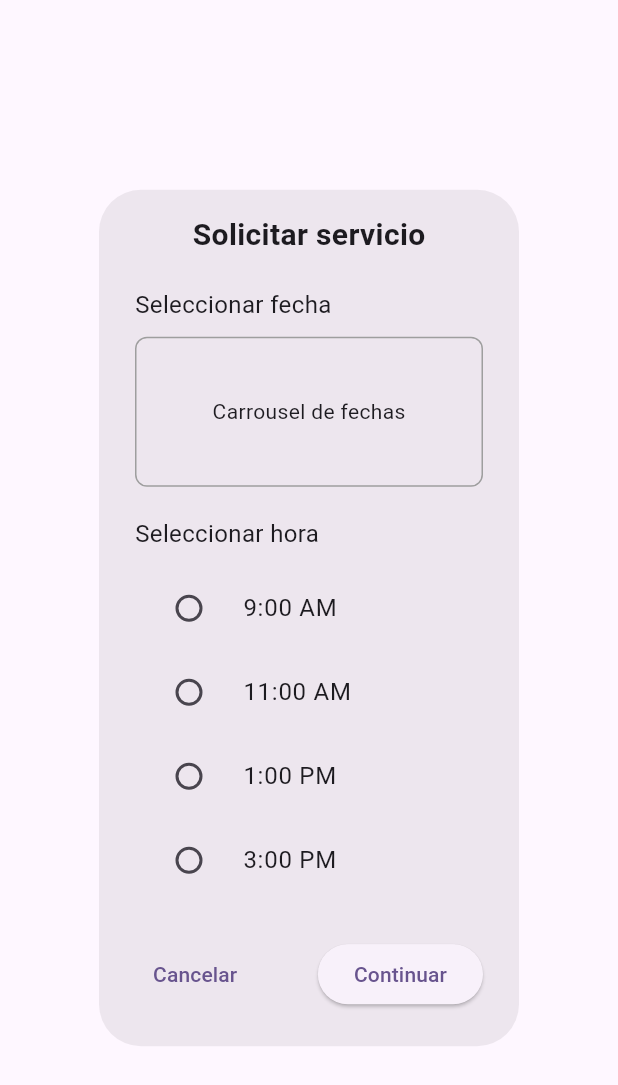
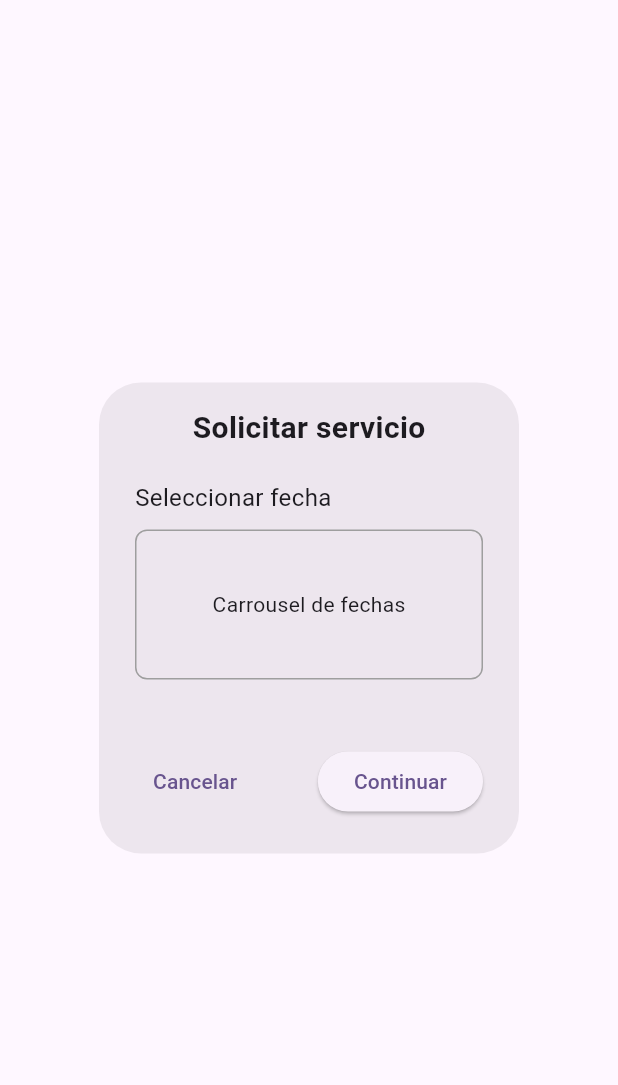
Before and after one commit to VictoriaGarciav/en_tu_puerta_front, a Flutter app: the ServiceRequestDialog widget shown alone on an empty page, opened directly, on a phone screen of 412 x 824 dp. Shown: the top 1085 px of the screen. Run offline on Flutter 3.47's test engine with Material 3 defaults, Android fonts, the phone set to English and light mode, and no system bars; network calls fail.

Commit message:
Horas eliminadas

```diff
--- a/en_tu_puerta_front/lib/search_components/service_request_dialog.dart
+++ b/en_tu_puerta_front/lib/search_components/service_request_dialog.dart
@@ -36,39 +36,6 @@ class ServiceRequestDialog extends StatelessWidget {
             child: Center(child: Text('Carrousel de fechas')),
           ),
           SizedBox(height: 20),
-          Text(
-            'Seleccionar hora',
-            style: TextStyle(fontSize: 16),
-          ),
-          SizedBox(height: 10),
-          Column(
-            children: [
-              RadioListTile(
-                title: Text('9:00 AM'),
-                value: '9:00',
-                groupValue: null,
-                onChanged: (value) {},
-              ),
-              RadioListTile(
-                title: Text('11:00 AM'),
-                value: '11:00',
-                groupValue: null,
-                onChanged: (value) {},
-              ),
-              RadioListTile(
-                title: Text('1:00 PM'),
-                value: '13:00',
-                groupValue: null,
-                onChanged: (value) {},
-              ),
-              RadioListTile(
-                title: Text('3:00 PM'),
-                value: '15:00',
-                groupValue: null,
-                onChanged: (value) {},
-              ),
-            ],
-          ),
         ],
       ),
       actions: [
```
Also changed, not shown: lib/search_components/service_request_dialog.dart (added).
